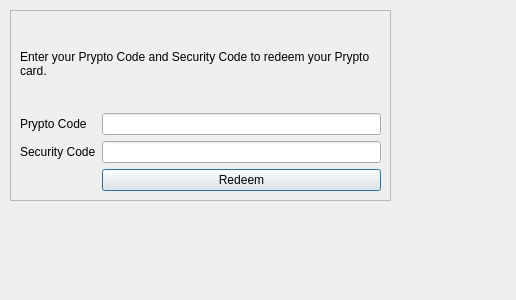
This is src/qt/forms/pryptopage.ui in transcoder/CasinoCoin as Qt 5 draws it before an edit. The edited form follows.
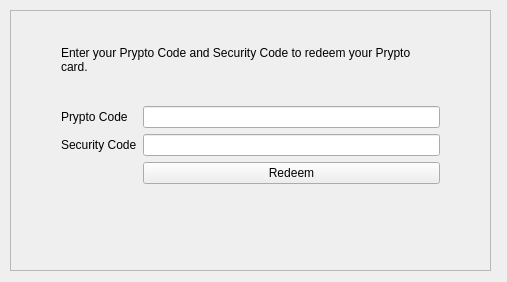
This is the edited form. Icons and pictures are not drawn.

Diff of the .ui file:
```diff
--- a/src/qt/forms/pryptopage.ui
+++ b/src/qt/forms/pryptopage.ui
@@ -6,8 +6,8 @@
    <rect>
     <x>0</x>
     <y>0</y>
-    <width>516</width>
-    <height>300</height>
+    <width>507</width>
+    <height>282</height>
    </rect>
   </property>
   <property name="windowTitle">
@@ -18,8 +18,8 @@
     <rect>
      <x>10</x>
      <y>10</y>
-     <width>381</width>
-     <height>191</height>
+     <width>481</width>
+     <height>261</height>
     </rect>
    </property>
    <property name="frameShape">
@@ -28,8 +28,14 @@
    <property name="frameShadow">
     <enum>QFrame::Sunken</enum>
    </property>
-   <layout class="QGridLayout" name="gridLayout">
-    <item row="0" column="0">
+   <layout class="QFormLayout" name="formLayout">
+    <property name="leftMargin">
+     <number>50</number>
+    </property>
+    <property name="rightMargin">
+     <number>50</number>
+    </property>
+    <item row="0" column="0" colspan="2">
      <widget class="QLabel" name="lblHelp">
       <property name="minimumSize">
        <size>
@@ -52,41 +58,44 @@
      </widget>
     </item>
     <item row="1" column="0">
-     <layout class="QGridLayout" name="gridLayout_2">
-      <item row="0" column="0">
        <widget class="QLabel" name="lblPryptoCode">
         <property name="text">
          <string>Prypto Code</string>
         </property>
        </widget>
       </item>
-      <item row="0" column="1">
+    <item row="1" column="1">
        <widget class="QLineEdit" name="txtPryptoCode"/>
       </item>
-      <item row="1" column="0">
+    <item row="2" column="0">
        <widget class="QLabel" name="lblSecurityCode">
         <property name="text">
          <string>Security Code</string>
         </property>
        </widget>
       </item>
-      <item row="1" column="1">
+    <item row="2" column="1">
        <widget class="QLineEdit" name="txtSecurityCode">
         <property name="inputMethodHints">
          <set>Qt::ImhDigitsOnly</set>
         </property>
        </widget>
       </item>
-      <item row="2" column="1">
+    <item row="4" column="1">
        <widget class="QPushButton" name="butRedeem">
         <property name="text">
          <string>Redeem</string>
         </property>
+      <property name="icon">
+       <iconset resource="../bitcoin.qrc">
+        <normaloff>:/icons/res/icons/prypto.png</normaloff>:/icons/res/icons/prypto.png</iconset>
+      </property>
+      <property name="autoDefault">
+       <bool>false</bool>
+      </property>
        </widget>
       </item>
      </layout>
-    </item>
-   </layout>
   </widget>
   <zorder>frame</zorder>
   <zorder>formLayoutWidget</zorder>
```
Left out of the diff: 6 changed lines with no effect on the pictures. Lines whose indentation alone changed are shown as unchanged.
